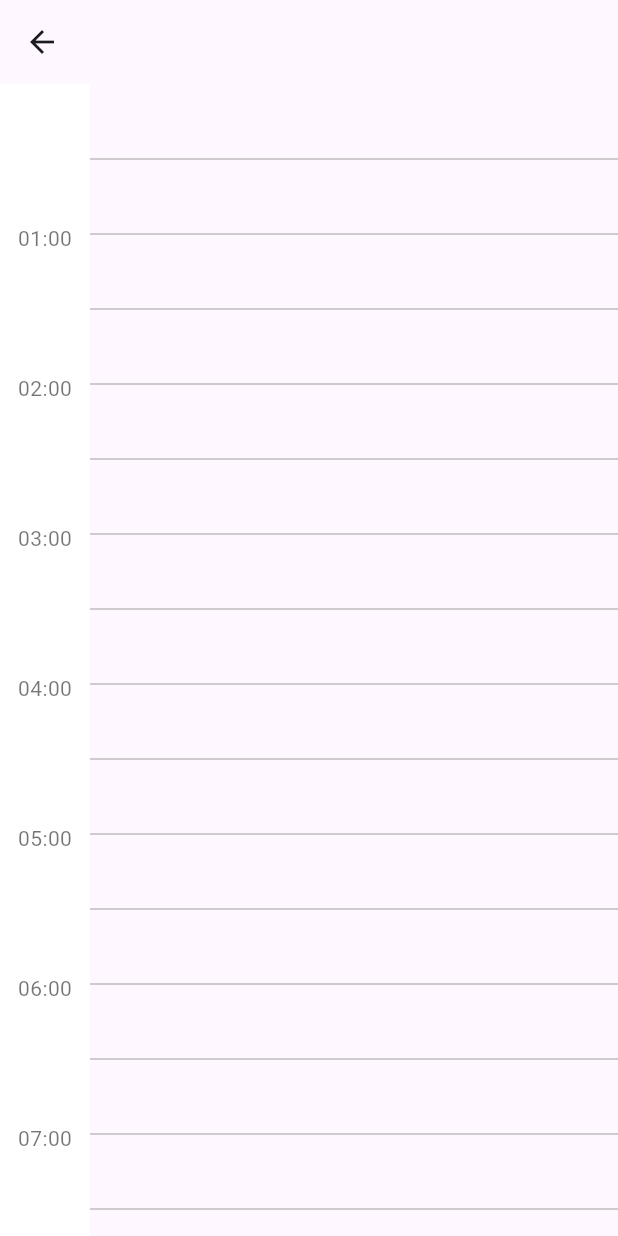
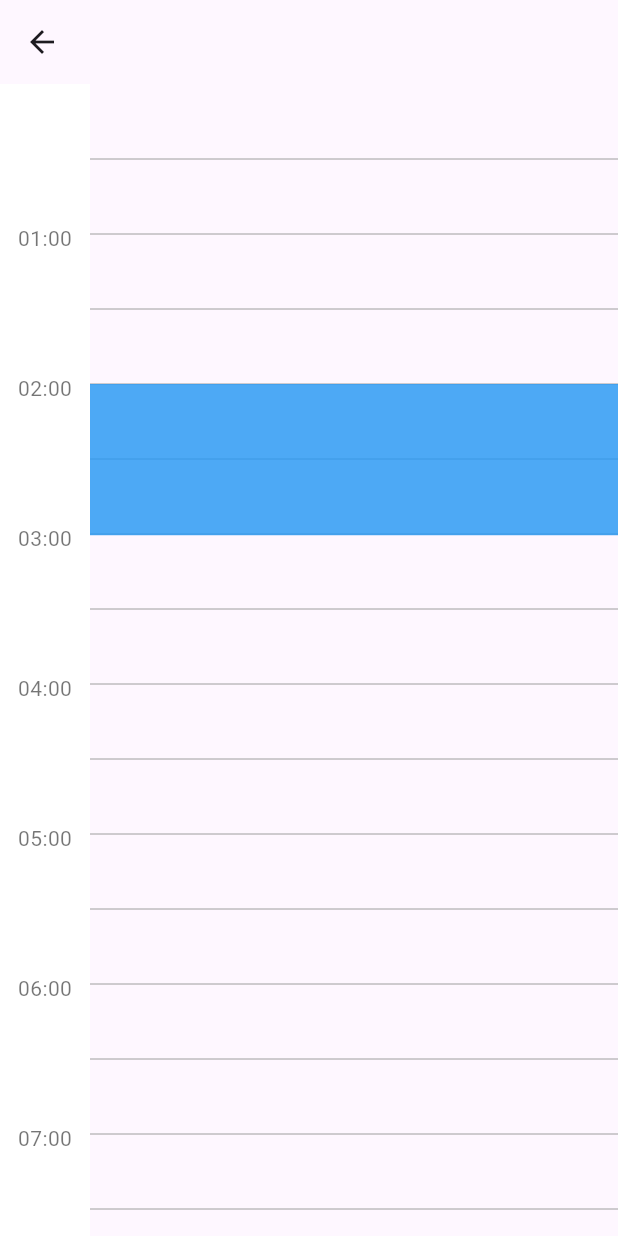
Before and after one commit to Leonamin/shrew_kit, a Flutter app: the CustomSchedulingView screen opened by its route, on a phone screen of 412 x 824 dp. Run offline on Flutter 3.47's test engine with Material 2 defaults, Android fonts, the phone set to English and light mode, and no system bars; our stand-ins replace calendar_view, flutter_svg, go_router, logger, table_calendar; missing offline and left inert: calendar_day_view, flutter_week_view.

Commit message:
# ADD - 스케줄 추가 테스트

```diff
--- a/lib/common/config/router.dart
+++ b/lib/common/config/router.dart
@@ -96,9 +96,12 @@ final router = GoRouter(
                 builder: (context, state) => const CustomSchedulingView(),
                 routes: [
                   GoRoute(
-                    path: '${CustomScheduleChildRoutes.addSchedule.path}',
+                    path: CustomScheduleChildRoutes.addSchedule.path,
                     name: CustomScheduleChildRoutes.addSchedule.name,
-                    builder: (context, state) => AddScheduleView(),
+                    builder: (context, state) => AddScheduleView(
+                      dtStart: (state.extra! as Map)['dtStart'],
+                      dtEnd: (state.extra! as Map)['dtEnd'],
+                    ),
                   ),
                 ]),
             GoRoute(
--- a/lib/view/scheduling/custom/custom_scheduling_view.dart
+++ b/lib/view/scheduling/custom/custom_scheduling_view.dart
@@ -1,16 +1,56 @@
 import 'package:flutter/material.dart';
+import 'package:go_router/go_router.dart';
+import 'package:shrew_kit/common/config/routes.dart';
 import 'package:shrew_kit/component/schedul_calendar/daily_schedule_view.dart';
+import 'package:shrew_kit/component/schedul_calendar/schedule.dart';
+import 'package:shrew_kit/component/schedul_calendar/schedule_unit.dart';
+import 'package:shrew_kit/util/date_time_ext.dart';
+import 'package:shrew_kit/view/scheduling/custom/add_schedule_form.dart';
 
-class CustomSchedulingView extends StatelessWidget {
+class CustomSchedulingView extends StatefulWidget {
   const CustomSchedulingView({super.key});
+
+  @override
+  State<CustomSchedulingView> createState() => _CustomSchedulingViewState();
+}
+
+class _CustomSchedulingViewState extends State<CustomSchedulingView> {
+  ScheduleUnit unit = ScheduleUnit.min30;
+  List<Schedule> scheduleList = [
+    Schedule(
+        title: '미리 작성된 스케줄',
+        description: 'no',
+        start: DateTime.now().of(hour: 2, minute: 0, second: 0),
+        end: DateTime.now().of(hour: 3, minute: 0, second: 0))
+  ];
 
   @override
   Widget build(BuildContext context) {
     return Scaffold(
       appBar: AppBar(),
       body: DailyScheduleView(
+        events: scheduleList,
         date: DateTime.now(),
+        onPreviewCalled: onPreviewCalled,
       ),
     );
   }
+
+  onPreviewCalled(DateTime dt) {
+    context.pushNamed(
+      CustomScheduleChildRoutes.addSchedule.name,
+      extra: {'dtStart': dt, 'dtEnd': dt.add(unit.duration)},
+    ).then((value) {
+      if (value != null && value is AddScheduleForm) {
+        addEvent(value);
+      }
+    });
+  }
+
+  addEvent(AddScheduleForm form) {
+    final schedule = Schedule(
+        title: form.title, description: '', start: form.start, end: form.end);
+    scheduleList.add(schedule);
+    setState(() {});
+  }
 }
```
